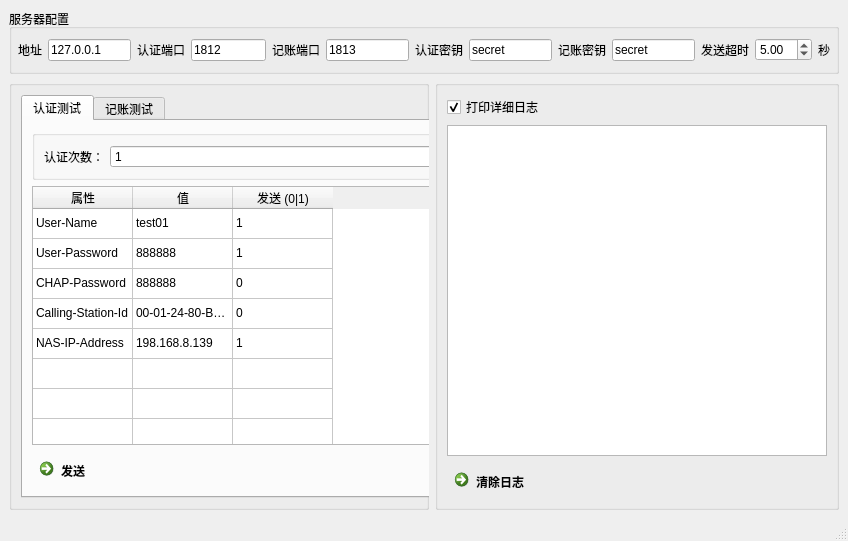
Before: the Qt Designer form tester.ui in imccie/RadiusTester, drawn with Qt 5.
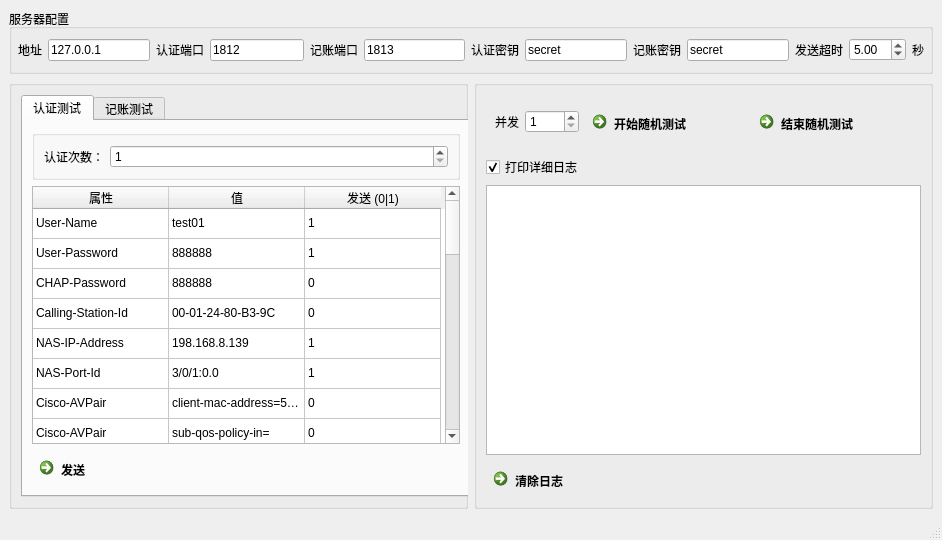
After: the same form once the commit is applied.

Commit message: add radom test feature

Diff of the .ui file:
```diff
--- a/tester.ui
+++ b/tester.ui
@@ -6,8 +6,8 @@
    <rect>
     <x>0</x>
     <y>0</y>
-    <width>848</width>
-    <height>541</height>
+    <width>942</width>
+    <height>540</height>
    </rect>
   </property>
   <property name="windowTitle">
@@ -154,13 +154,13 @@
         </property>
         <property name="minimumSize">
          <size>
-          <width>360</width>
-          <height>0</height>
-         </size>
-        </property>
-        <property name="maximumSize">
-         <size>
           <width>420</width>
+          <height>0</height>
+         </size>
+        </property>
+        <property name="maximumSize">
+         <size>
+          <width>600</width>
           <height>16777215</height>
          </size>
         </property>
@@ -276,11 +276,14 @@
                 <bool>false</bool>
                </property>
                <property name="rowCount">
-                <number>20</number>
+                <number>30</number>
                </property>
                <attribute name="horizontalHeaderCascadingSectionResizes">
                 <bool>true</bool>
                </attribute>
+               <attribute name="horizontalHeaderDefaultSectionSize">
+                <number>136</number>
+               </attribute>
                <attribute name="verticalHeaderVisible">
                 <bool>false</bool>
                </attribute>
@@ -347,6 +350,16 @@
                <row/>
                <row/>
                <row/>
+               <row/>
+               <row/>
+               <row/>
+               <row/>
+               <row/>
+               <row/>
+               <row/>
+               <row/>
+               <row/>
+               <row/>
                <column>
                 <property name="text">
                  <string>属性</string>
@@ -439,7 +452,117 @@
                </item>
                <item row="5" column="0">
                 <property name="text">
-                 <string/>
+                 <string>NAS-Port-Id</string>
+                </property>
+               </item>
+               <item row="5" column="1">
+                <property name="text">
+                 <string>3/0/1:0.0</string>
+                </property>
+               </item>
+               <item row="5" column="2">
+                <property name="text">
+                 <string>1</string>
+                </property>
+               </item>
+               <item row="6" column="0">
+                <property name="text">
+                 <string>Cisco-AVPair</string>
+                </property>
+               </item>
+               <item row="6" column="1">
+                <property name="text">
+                 <string>client-mac-address=5cff.350e.58a5</string>
+                </property>
+               </item>
+               <item row="6" column="2">
+                <property name="text">
+                 <string>0</string>
+                </property>
+               </item>
+               <item row="7" column="0">
+                <property name="text">
+                 <string>Cisco-AVPair</string>
+                </property>
+               </item>
+               <item row="7" column="1">
+                <property name="text">
+                 <string>sub-qos-policy-in=</string>
+                </property>
+               </item>
+               <item row="7" column="2">
+                <property name="text">
+                 <string>0</string>
+                </property>
+               </item>
+               <item row="8" column="0">
+                <property name="text">
+                 <string>Cisco-AVPair</string>
+                </property>
+               </item>
+               <item row="8" column="1">
+                <property name="text">
+                 <string>sub-qos-policy-out=</string>
+                </property>
+               </item>
+               <item row="8" column="2">
+                <property name="text">
+                 <string>0</string>
+                </property>
+               </item>
+               <item row="9" column="0">
+                <property name="text">
+                 <string>Cisco-AVPair</string>
+                </property>
+               </item>
+               <item row="9" column="1">
+                <property name="text">
+                 <string>addr-pool=</string>
+                </property>
+               </item>
+               <item row="9" column="2">
+                <property name="text">
+                 <string>0</string>
+                </property>
+               </item>
+               <item row="10" column="0">
+                <property name="text">
+                 <string>Huawei-Input-Average-Rate</string>
+                </property>
+               </item>
+               <item row="10" column="2">
+                <property name="text">
+                 <string>0</string>
+                </property>
+               </item>
+               <item row="11" column="0">
+                <property name="text">
+                 <string>Huawei-Input-Peak-Rate</string>
+                </property>
+               </item>
+               <item row="11" column="2">
+                <property name="text">
+                 <string>0</string>
+                </property>
+               </item>
+               <item row="12" column="0">
+                <property name="text">
+                 <string>Huawei-Output-Average-Rate</string>
+                </property>
+               </item>
+               <item row="12" column="2">
+                <property name="text">
+                 <string>0</string>
+                </property>
+               </item>
+               <item row="13" column="0">
+                <property name="text">
+                 <string>Huawei-Output-Peak-Rate</string>
+                </property>
+               </item>
+               <item row="13" column="2">
+                <property name="text">
+                 <string>0</string>
                 </property>
                </item>
               </widget>
@@ -849,6 +972,55 @@
          <string/>
         </property>
         <layout class="QVBoxLayout" name="verticalLayout_2">
+         <item>
+          <widget class="QFrame" name="frame">
+           <property name="minimumSize">
+            <size>
+             <width>0</width>
+             <height>45</height>
+            </size>
+           </property>
+           <property name="frameShape">
+            <enum>QFrame::NoFrame</enum>
+           </property>
+           <property name="frameShadow">
+            <enum>QFrame::Raised</enum>
+           </property>
+           <layout class="QHBoxLayout" name="horizontalLayout_6">
+            <item>
+             <widget class="QLabel" name="label_9">
+              <property name="text">
+               <string>并发</string>
+              </property>
+             </widget>
+            </item>
+            <item>
+             <widget class="QSpinBox" name="random_nums">
+              <property name="minimum">
+               <number>1</number>
+              </property>
+              <property name="maximum">
+               <number>1000</number>
+              </property>
+             </widget>
+            </item>
+            <item>
+             <widget class="QCommandLinkButton" name="random_test_start">
+              <property name="text">
+               <string>开始随机测试</string>
+              </property>
+             </widget>
+            </item>
+            <item>
+             <widget class="QCommandLinkButton" name="random_test_end">
+              <property name="text">
+               <string>结束随机测试</string>
+              </property>
+             </widget>
+            </item>
+           </layout>
+          </widget>
+         </item>
          <item>
           <widget class="QCheckBox" name="is_debug">
            <property name="text">
```
Left out of the diff: 46 changed lines with no effect on the pictures. The commit also changes 20 other files.
